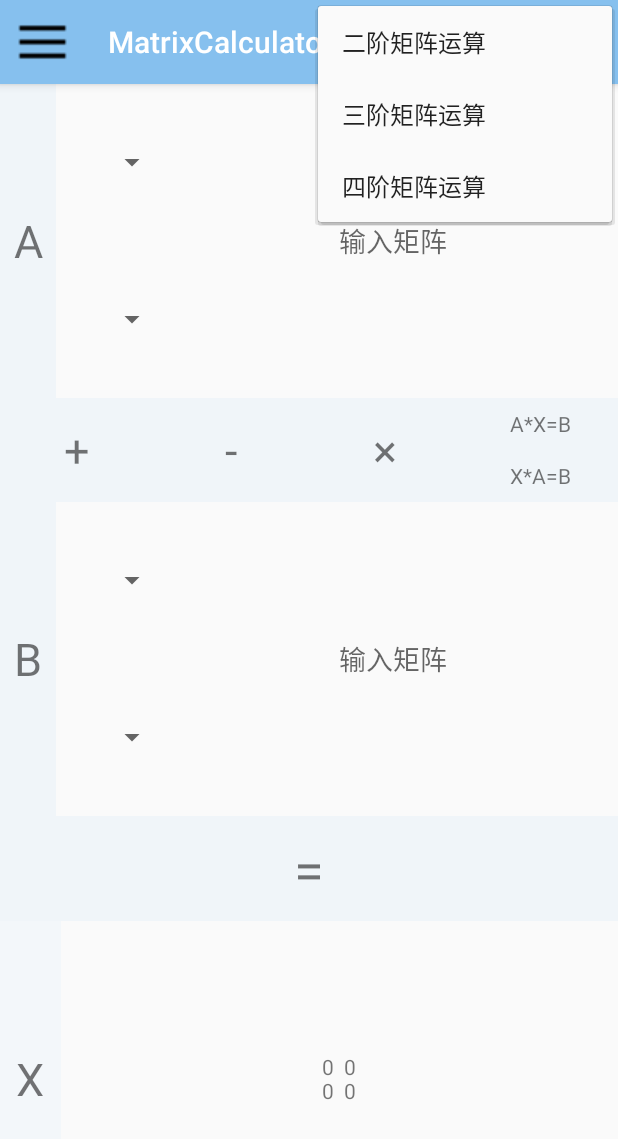
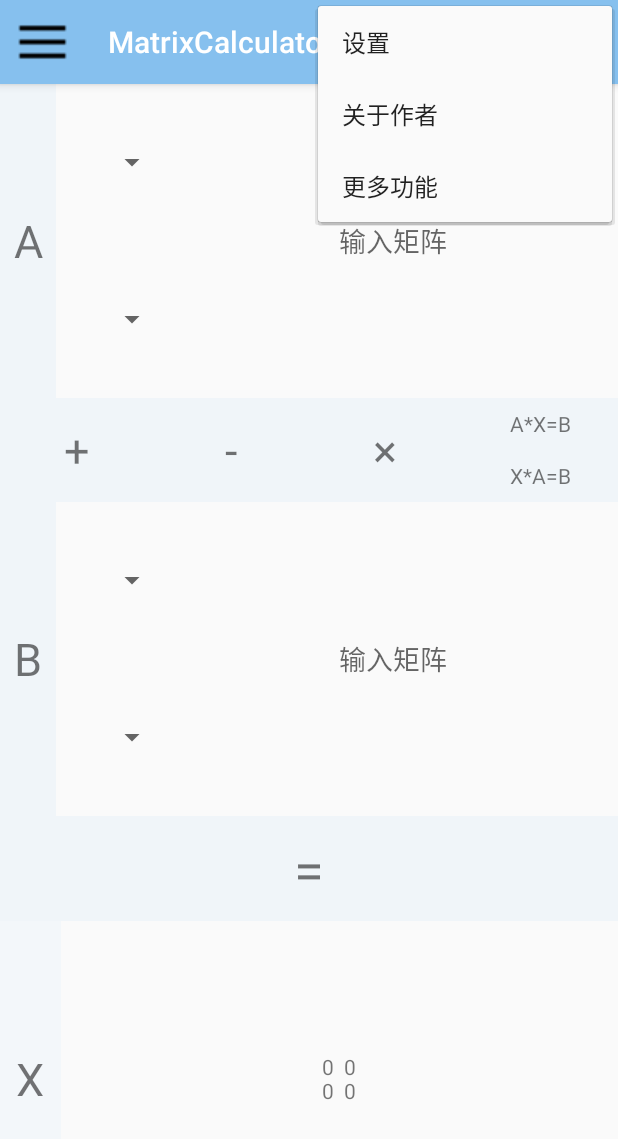
Before and after one commit to luolaihua/MyCalculator, an Android app: the screen it shows after launch (MainActivity), with the options menu open, on a phone screen of 412 x 824 dp. Shown: the top 1139 px of the screen. Run offline under Robolectric (Android 15) with nearby library versions, the light colour scheme and no system bars.

Commit message:
EditText默认不获取焦点，默认不弹出键盘
Signed-off-by: luolaihua <1973653885@qq.com>

```diff
--- a/app/src/main/AndroidManifest.xml
+++ b/app/src/main/AndroidManifest.xml
@@ -12,7 +12,7 @@
         android:roundIcon="@mipmap/ic_launcher_round"
         android:supportsRtl="true"
         android:theme="@style/AppTheme">
-
+        <activity android:name=".CounterActivity"></activity>
         <activity
             android:name=".Analysis"
             android:label="Analysis" />
@@ -36,7 +36,7 @@
         </activity>
         <activity
             android:name=".robo.ChatMainActivity"
-            android:label="罗小炮"></activity>
+            android:label="罗小炮" />
     </application>
 
 </manifest>
--- a/app/src/main/res/layout/activity_main.xml
+++ b/app/src/main/res/layout/activity_main.xml
@@ -20,6 +20,8 @@
 
 
             <LinearLayout
+                android:focusable="true"
+                android:focusableInTouchMode="true"
                 android:layout_width="match_parent"
                 android:layout_height="0dp"
                 android:layout_weight="3"
--- a/app/src/main/res/menu/test.xml
+++ b/app/src/main/res/menu/test.xml
@@ -3,17 +3,17 @@
     xmlns:app="http://schemas.android.com/apk/res-auto">
     <item
         android:id="@+id/two"
-        android:title="二阶矩阵运算"
+        android:title="设置"
         />
     <item
         android:id="@+id/three"
-        android:title="三阶矩阵运算"
+        android:title="关于作者"
 
         />
 
     <item
         android:id="@+id/four"
-        android:title="四阶矩阵运算"
+        android:title="更多功能"
         />
     <item
         android:id="@+id/robo"
```
Also changed, not shown: app/src/main/java/com/luo/matrixcaculator/BaseActivity.java (+10 -6 lines), app/src/main/java/com/luo/matrixcaculator/CounterActivity.java (added, +13 -0 lines), app/src/main/java/com/luo/matrixcaculator/MainActivity.java (+11 -9 lines), app/src/main/java/com/luo/matrixcaculator/ThreeCompute.java (+1 -10 lines), app/src/main/res/layout/activity_counter.xml (added, +12 -0 lines).
